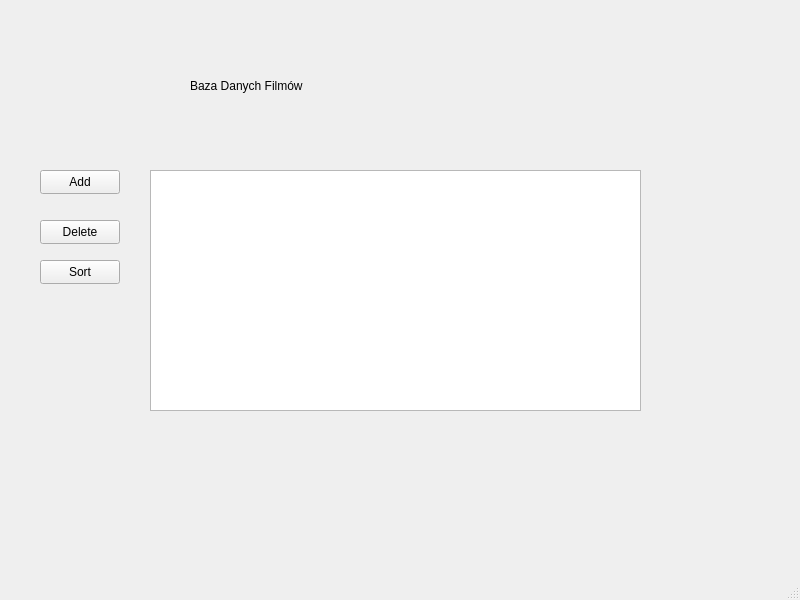
This is mainwindow.ui in arudim/Baza_Danych_Projekt as Qt 5 draws it before an edit. The edited form follows.
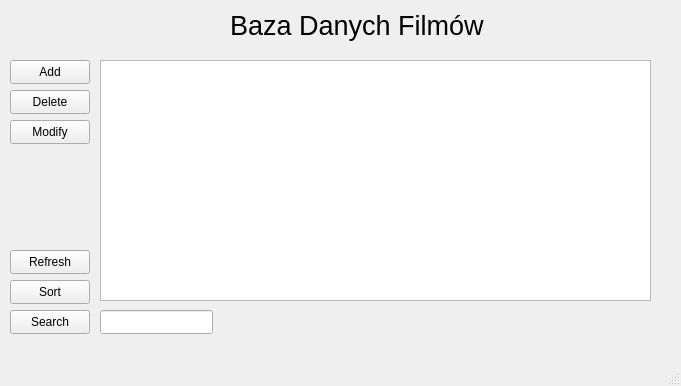
This is the edited form.

The edit to the form file:
```diff
--- a/mainwindow.ui
+++ b/mainwindow.ui
@@ -6,8 +6,8 @@
    <rect>
     <x>0</x>
     <y>0</y>
-    <width>800</width>
-    <height>600</height>
+    <width>681</width>
+    <height>386</height>
    </rect>
   </property>
   <property name="windowTitle">
@@ -17,8 +17,8 @@
    <widget class="QPushButton" name="Add_Button">
     <property name="geometry">
      <rect>
-      <x>40</x>
-      <y>170</y>
+      <x>10</x>
+      <y>60</y>
       <width>80</width>
       <height>24</height>
      </rect>
@@ -30,8 +30,8 @@
    <widget class="QPushButton" name="Delete_Button">
     <property name="geometry">
      <rect>
-      <x>40</x>
-      <y>220</y>
+      <x>10</x>
+      <y>90</y>
       <width>80</width>
       <height>24</height>
      </rect>
@@ -43,9 +43,9 @@
    <widget class="QTableWidget" name="tableWidget">
     <property name="geometry">
      <rect>
-      <x>150</x>
-      <y>170</y>
-      <width>491</width>
+      <x>100</x>
+      <y>60</y>
+      <width>551</width>
       <height>241</height>
      </rect>
     </property>
@@ -53,8 +53,8 @@
    <widget class="QPushButton" name="Sort_Button">
     <property name="geometry">
      <rect>
-      <x>40</x>
-      <y>260</y>
+      <x>10</x>
+      <y>280</y>
       <width>80</width>
       <height>24</height>
      </rect>
@@ -66,16 +66,70 @@
    <widget class="QLabel" name="label">
     <property name="geometry">
      <rect>
-      <x>190</x>
-      <y>40</y>
-      <width>231</width>
-      <height>91</height>
+      <x>230</x>
+      <y>0</y>
+      <width>281</width>
+      <height>51</height>
      </rect>
     </property>
+    <property name="font">
+     <font>
+      <pointsize>20</pointsize>
+     </font>
+    </property>
     <property name="text">
      <string>Baza Danych Filmów</string>
     </property>
    </widget>
+   <widget class="QPushButton" name="Search_Button">
+    <property name="geometry">
+     <rect>
+      <x>10</x>
+      <y>310</y>
+      <width>80</width>
+      <height>24</height>
+     </rect>
+    </property>
+    <property name="text">
+     <string>Search</string>
+    </property>
+   </widget>
+   <widget class="QPushButton" name="Refresh_Button">
+    <property name="geometry">
+     <rect>
+      <x>10</x>
+      <y>250</y>
+      <width>80</width>
+      <height>24</height>
+     </rect>
+    </property>
+    <property name="text">
+     <string>Refresh</string>
+    </property>
+   </widget>
+   <widget class="QLineEdit" name="lineEdit_Search">
+    <property name="geometry">
+     <rect>
+      <x>100</x>
+      <y>310</y>
+      <width>113</width>
+      <height>24</height>
+     </rect>
+    </property>
+   </widget>
+   <widget class="QPushButton" name="Edit_Button">
+    <property name="geometry">
+     <rect>
+      <x>10</x>
+      <y>120</y>
+      <width>80</width>
+      <height>24</height>
+     </rect>
+    </property>
+    <property name="text">
+     <string>Modify</string>
+    </property>
+   </widget>
   </widget>
   <widget class="QMenuBar" name="menubar">
    <property name="geometry">
```
Left out of the diff: 2 changed lines with no effect on the pictures.
